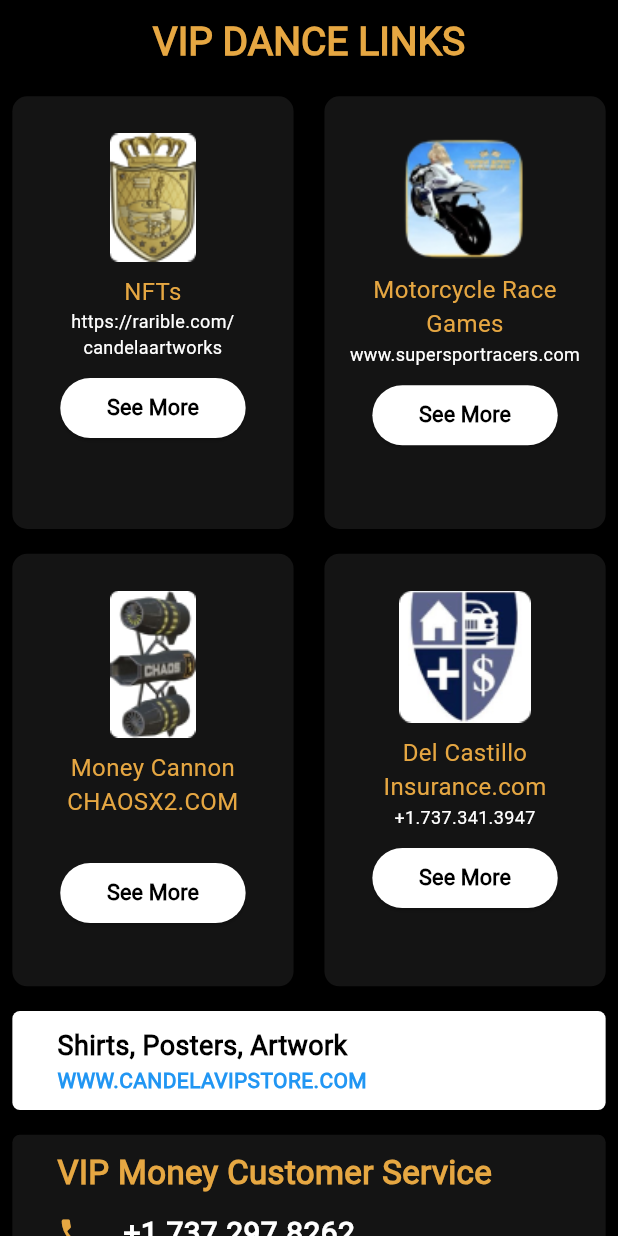
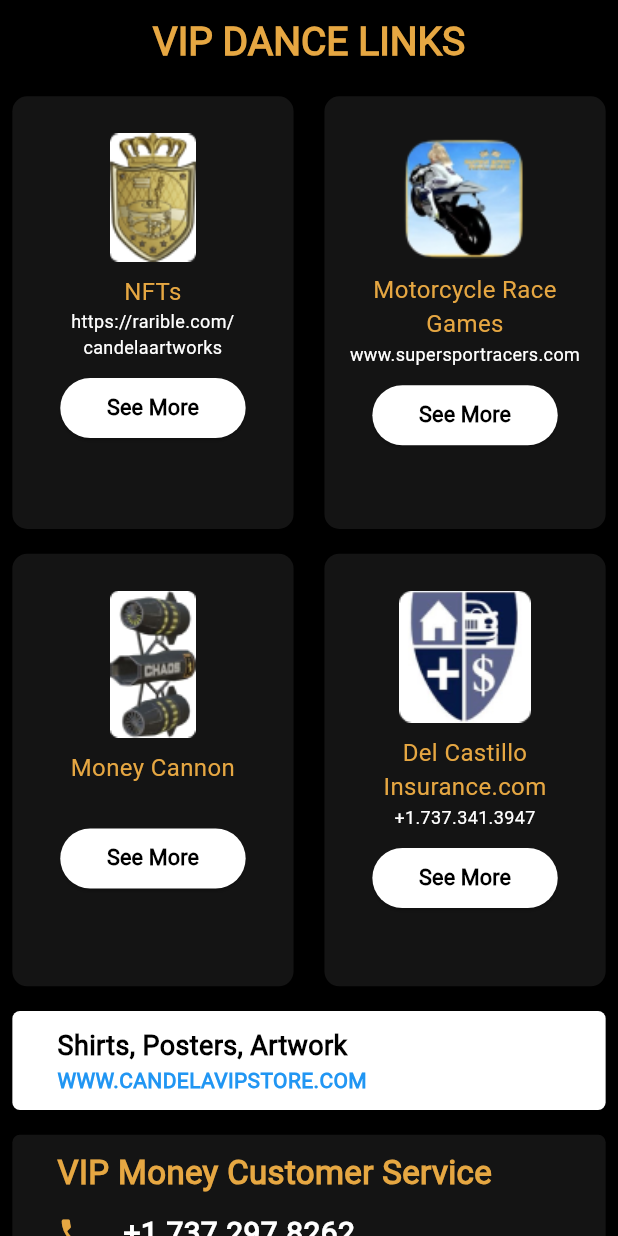
Before and after one commit to yashithasahan/Candela-Mobile, a Flutter app: the VIPMoneyLinks screen opened directly, on a phone screen of 412 x 824 dp. Run offline on Flutter 3.47's test engine with Material 3 defaults, Android fonts, the phone set to English and light mode, and no system bars; our stand-ins replace cloud_firestore, firebase_auth, firebase_core, firebase_storage, flutter_form_builder, flutter_svg and 5 more; missing offline and left inert: flutter_stripe, form_builder_phone_field; accounts and stored records are empty; project files that could hold a hidden picture were left out.

Commit message:
Fixed language issues

```diff
--- a/lib/src/Locale/locale_string.dart
+++ b/lib/src/Locale/locale_string.dart
@@ -42,7 +42,7 @@ class LocalString extends Translations {
           'vip-report': 'VIP REPORT',
           'report-alert': 'Level 2-4 Required for Reports',
           'access-reports': 'Access Reports',
-          'price': 'Enter Price',
+          'enter-price': 'Enter Price',
           'save': 'Save',
           'vip-member': 'Vip Member',
           'onscreen': 'Onscreen',
@@ -82,7 +82,24 @@ class LocalString extends Translations {
           'payment-process': 'Please add payment to proceed',
           'payment-done': 'Payment was already done. Thank you!',
           'payment-data-save-alert': 'Payment Data Saved',
-          'no-acess-report': 'You don\'t have access to this feature'
+          'no-acess-report': 'You don\'t have access to this feature',
+          'see-more': 'See More',
+          'nft': 'NFTs',
+          'race-games': 'Motorcycle Race Games',
+          'money-cannon': 'Money Cannon',
+          'shirt-posters': 'Shirts, Posters, Artwork',
+          'vip-customer-service': 'VIP Money Customer Service',
+          'name': 'Name:',
+          'artist': 'Artist:',
+          'duration': 'Duration:',
+          'date-time': 'Date & Time:',
+          'price': 'Price:',
+          'transation-no': 'Transaction No:',
+          'tip-payment': 'Tip Payment:',
+          'vip-pay': 'Vip Payment:',
+          'tot-pay': 'Total Payment:',
+          'start-date': 'Start Date and Time',
+          'end-date': 'End Date and Time'
         },
         'es_ES': {
           'register-title': 'REGISTRO DE CASA VIP',
@@ -123,7 +140,7 @@ class LocalString extends Translations {
           'vip-report': 'INFORME VIP',
           'report-alert': 'Nivel 2-4 requerido para informes',
           'access-reports': 'Informes de acceso',
-          'price': 'Empresa',
+          'enter-price': 'Empresa',
           'save': 'Ahorrar',
           'vip-member': 'Miembro VIP',
           'onscreen': 'En la pantalla',
@@ -165,7 +182,24 @@ class LocalString extends Translations {
           'payment-process': 'Por favor agregue el pago para continuar',
           'payment-done': 'El pago ya fue realizado. ¡Gracias!',
           'payment-data-save-alert': 'Datos de pago guardados',
-          'no-acess-report': 'No tienes acceso a esta función'
+          'no-acess-report': 'No tienes acceso a esta función',
+          'see-more': 'Ver más',
+          'nft': 'NFTs',
+          'race-games': 'Juegos de carreras de motos',
+          'money-cannon': 'Cañón de dinero CHAOSX2.COM',
+          'shirt-posters': 'Camisas, carteles, obras de arte',
+          'vip-customer-service': 'Servicio al cliente de dinero VIP',
+          'name': 'Nombre:',
+          'artist': 'Artista:',
+          'duration': 'Duración:',
+          'date-time': 'Fecha y hora:',
+          'price': 'Precio:',
+          'transation-no': 'Número de transacción:',
+          'tip-payment': 'Pago de propinas:',
+          'vip-pay': 'Pago Vip:',
+          'tot-pay': 'Pago total:',
+          'start-date': 'Fecha y hora de inicio',
+          'end-date': 'Fecha y hora de finalización'
         },
       };
 }
--- a/lib/src/features/vip_money_links/vip_money_links_screen.dart
+++ b/lib/src/features/vip_money_links/vip_money_links_screen.dart
@@ -38,7 +38,7 @@ class VIPMoneyLinks extends StatelessWidget {
                     scale: 0.9,
                     text: 'NFTs',
                     subText: 'https://rarible.com/candelaartworks',
-                    btnText: 'See More',
+                    btnText: 'see-more'.tr,
                     press: () {},
                   ),
                 ),
@@ -47,9 +47,9 @@ class VIPMoneyLinks extends StatelessWidget {
                   child: CustomBox(
                     img: 'assets/images/motorcycle.png',
                     scale: 0.9,
-                    text: 'Motorcycle Race Games',
+                    text: 'race-games'.tr,
                     subText: 'www.supersportracers.com',
-                    btnText: 'See More',
+                    btnText: 'see-more'.tr,
                     press: () {},
                   ),
                 ),
@@ -64,8 +64,8 @@ class VIPMoneyLinks extends StatelessWidget {
                   child: CustomBox(
                     img: 'assets/images/chaos.png',
                     scale: 1,
-                    text: 'Money Cannon CHAOSX2.COM',
-                    btnText: 'See More',
+                    text: 'money-cannon'.tr,
+                    btnText: 'see-more'.tr,
                     press: () {},
                   ),
                 ),
@@ -76,7 +76,7 @@ class VIPMoneyLinks extends StatelessWidget {
                     scale: 1,
                     text: 'Del Castillo Insurance.com',
                     subText: '+1.737.341.3947',
-                    btnText: 'See More',
+                    btnText: 'see-more'.tr,
                     press: () {},
                   ),
                 ),
@@ -91,19 +91,19 @@ class VIPMoneyLinks extends StatelessWidget {
                 color: kTextColor,
                 borderRadius: BorderRadius.circular(5),
               ),
-              child: const Padding(
-                padding: EdgeInsets.fromLTRB(30, 10, 0, 10),
+              child: Padding(
+                padding: const EdgeInsets.fromLTRB(30, 10, 0, 10),
                 child: Column(
                   crossAxisAlignment: CrossAxisAlignment.start,
                   children: [
                     Text(
-                      'Shirts, Posters, Artwork',
-                      style: TextStyle(
+                      'shirt-posters'.tr,
+                      style: const TextStyle(
                           color: kBlackColor,
                           fontWeight: FontWeight.bold,
                           fontSize: 18),
                     ),
-                    Text(
+                    const Text(
                       'WWW.CANDELAVIPSTORE.COM',
                       style: TextStyle(
                           color: Colors.blue, fontWeight: FontWeight.bold),
@@ -121,20 +121,20 @@ class VIPMoneyLinks extends StatelessWidget {
                 color: kSecondaryColor,
                 borderRadius: BorderRadius.circular(5),
               ),
-              child: const Padding(
-                padding: EdgeInsets.fromLTRB(30, 10, 0, 10),
+              child: Padding(
+                padding: const EdgeInsets.fromLTRB(30, 10, 0, 10),
                 child: Column(
                   crossAxisAlignment: CrossAxisAlignment.start,
                   children: [
                     Text(
-                      'VIP Money Customer Service',
-                      style: TextStyle(
+                      'vip-customer-service'.tr,
+                      style: const TextStyle(
                           color: kPrimaryColor,
                           fontWeight: FontWeight.bold,
                           fontSize: 22),
                     ),
-                    SizedBox(height: 10),
-                    Row(
+                    const SizedBox(height: 10),
+                    const Row(
                       children: [
                         Icon(
                           Icons.phone,
@@ -150,7 +150,7 @@ class VIPMoneyLinks extends StatelessWidget {
                         ),
                       ],
                     ),
-                    Row(
+                    const Row(
                       children: [
                         Icon(
                           Icons.email,
@@ -166,7 +166,7 @@ class VIPMoneyLinks extends StatelessWidget {
                         ),
                       ],
                     ),
-                    Row(
+                    const Row(
                       children: [
                         Icon(
                           Icons.web_rounded,
--- a/lib/src/features/vip_payment/vip_payment_screen.dart
+++ b/lib/src/features/vip_payment/vip_payment_screen.dart
@@ -180,7 +180,7 @@ class _VIPPaymentScreenState extends State<VIPPaymentScreen> {
                                     actionsPadding:
                                         const EdgeInsets.only(bottom: 40),
                                     content: Text(
-                                      '\$ ${tipController.text} amount added as tip. Are you sure?',
+                                      '\$ ${tipController.text} ${'tip-alert'.tr}',
                                       textAlign: TextAlign.center,
                                       style: const TextStyle(
                                           color: kTextColor, fontSize: 18),
@@ -224,8 +224,7 @@ class _VIPPaymentScreenState extends State<VIPPaymentScreen> {
                     text: 'pay-vip-now'.tr,
                     press: () async {
                       if (totalPayment == 0) {
-                        Fluttertoast.showToast(
-                            msg: 'payment-process'.tr);
+                        Fluttertoast.showToast(msg: 'payment-process'.tr);
                       } else {
                         if (!ispaymentDone) {
                           savePaymentData();
--- a/lib/src/widgets/membership_level_btn.dart
+++ b/lib/src/widgets/membership_level_btn.dart
@@ -1,4 +1,5 @@
 import 'package:flutter/material.dart';
+import 'package:get/get.dart';
 
 class MembershipLevelButton extends StatelessWidget {
   final int level;
@@ -29,7 +30,7 @@ class MembershipLevelButton extends StatelessWidget {
             borderRadius: BorderRadius.circular(38)),
         child: Center(
           child: Text(
-            'Level $level',
+            '${'level'.tr} $level',
             style: TextStyle(
               color: textColor,
               fontSize: 14,
```
Also changed, not shown: lib/src/features/home/widgets/song_timer.dart (+11 -7 lines), lib/src/features/vip_report/vip_report_screen.dart (+6 -6 lines), lib/src/features/vip_report/widgets/date_time_range.dart (+5 -5 lines), lib/src/features/vip_report/widgets/song_details_box.dart (+8 -5 lines), lib/src/features/vip_report/widgets/transaction_details_box.dart (+6 -5 lines).
